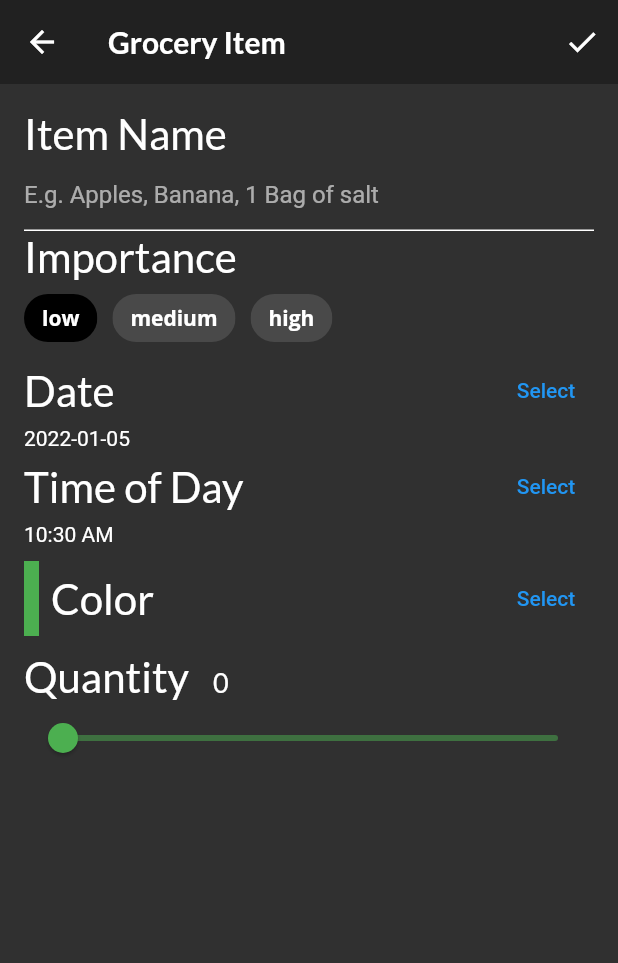
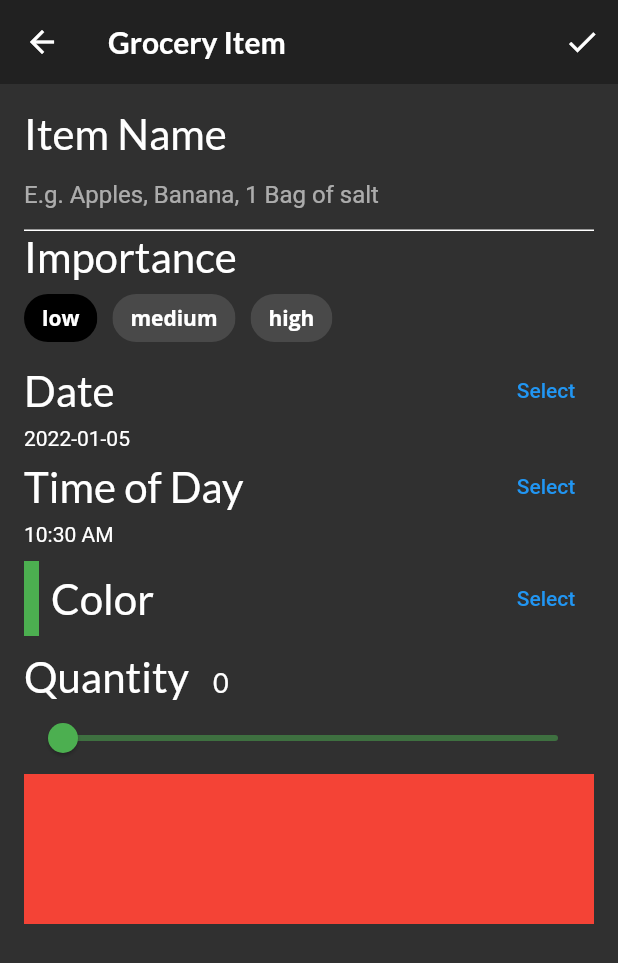
Before and after one commit to omelchenkoaleks/scrollable_widgets, a Flutter app: the screen it shows after launch, item 3 of the bottom bar chosen, after a tap on the "add" icon, on a phone screen of 412 x 824 dp. Shown: the top 963 px of the screen. Run offline on Flutter 3.47's test engine with Material 2 defaults, Android fonts, the phone set to English and light mode, and no system bars; our stand-ins replace flutter_colorpicker, google_fonts.

Commit message:
using GroceryTile

```diff
--- a/lib/screens/grocery_item_screen.dart
+++ b/lib/screens/grocery_item_screen.dart
@@ -4,6 +4,7 @@ import 'package:flutter_colorpicker/flutter_colorpicker.dart';
 import 'package:intl/intl.dart';
 import 'package:uuid/uuid.dart';
 import '../models/models.dart';
+import '../components/grocery_tile.dart';
 
 class GroceryItemScreen extends StatefulWidget {
   final Function(GroceryItem) onCreate;
@@ -94,7 +95,22 @@ class _GroceryItemScreenState extends State<GroceryItemScreen> {
             buildColorPicker(context),
             const SizedBox(height: 10.0),
             buildQuantityField(),
-            // TODO: 19: Add Grocery Tile
+            GroceryTile(
+              item: GroceryItem(
+                id: 'previewMode',
+                name: _name,
+                importance: _importance,
+                color: _currentColor,
+                quantity: _currentSliderValue,
+                date: DateTime(
+                  _dueDate.year,
+                  _dueDate.month,
+                  _dueDate.day,
+                  _timeOfDay.hour,
+                  _timeOfDay.minute,
+                ),
+              ),
+            ),
           ],
         ),
       ),
```
